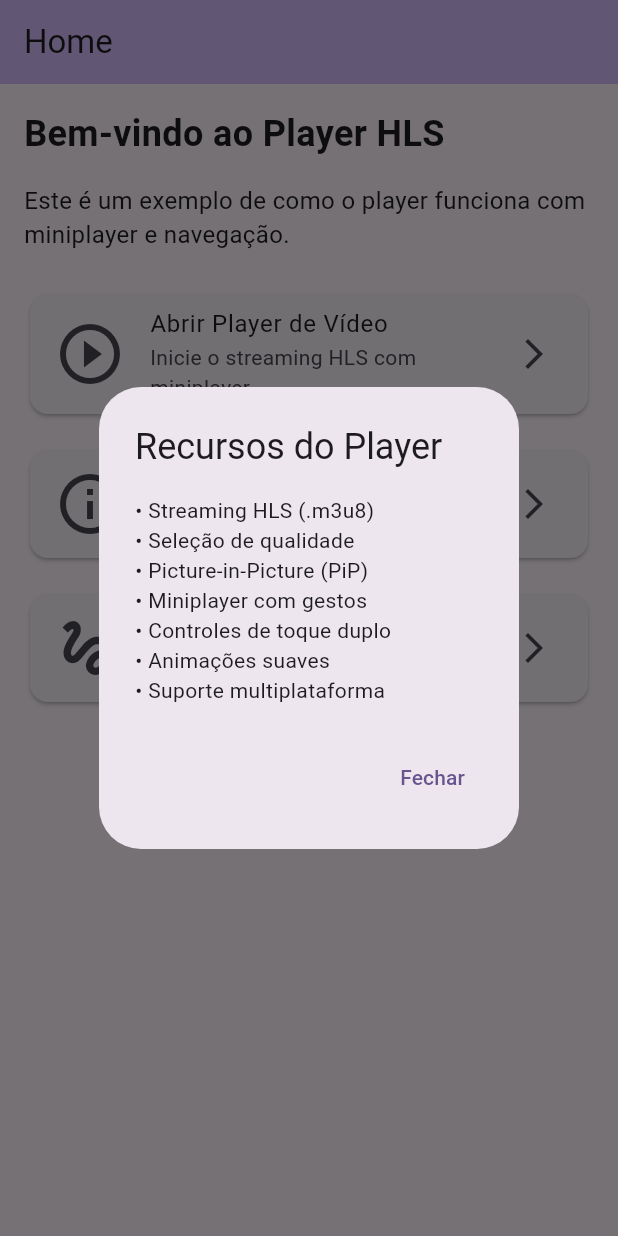
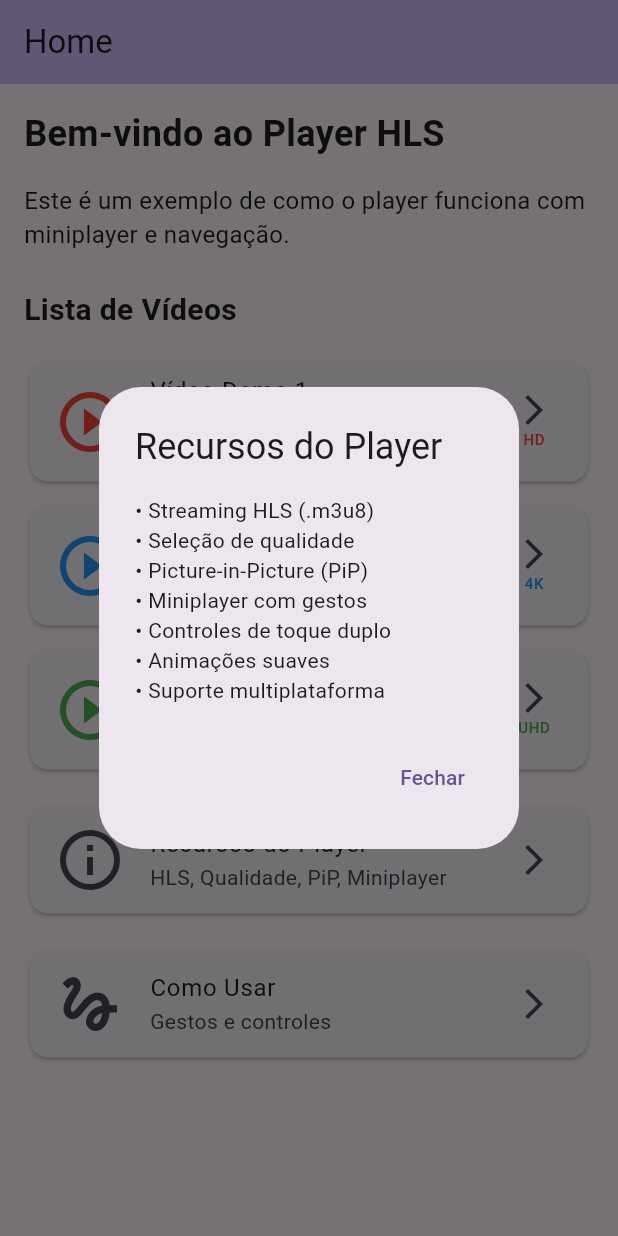
Before and after one commit to OrlandoEduardo101/poc_m3u8, a Flutter app: the screen it shows after launch, after a tap on "Recursos do Player", on a phone screen of 412 x 824 dp. Run offline on Flutter 3.47's test engine with Material 3 defaults, Android fonts, the phone set to English and light mode, and no system bars; missing offline and left inert: m3u8_player_plus.

Commit message:
Enhance video player functionality: add shared video player widget, update UI for video list, and improve state management for video titles in player.

```diff
--- a/lib/pages/home_page.dart
+++ b/lib/pages/home_page.dart
@@ -23,14 +23,70 @@ class HomePage extends StatelessWidget {
                 style: TextStyle(fontSize: 16),
               ),
               const SizedBox(height: 24),
+              const Text('Lista de Vídeos', style: TextStyle(fontSize: 20, fontWeight: FontWeight.bold)),
+              const SizedBox(height: 16),
               Card(
                 child: ListTile(
-                  leading: const Icon(Icons.play_circle_outline, size: 48),
-                  title: const Text('Abrir Player de Vídeo'),
-                  subtitle: const Text('Inicie o streaming HLS com miniplayer'),
-                  trailing: const Icon(Icons.arrow_forward_ios),
+                  leading: const Icon(Icons.play_circle_outline, size: 48, color: Colors.red),
+                  title: const Text('Vídeo Demo 1'),
+                  subtitle: const Text('Exemplo de streaming HLS - Qualidade HD • 15:30'),
+                  trailing: const Column(
+                    mainAxisAlignment: MainAxisAlignment.center,
+                    children: [
+                      Icon(Icons.arrow_forward_ios),
+                      Text('HD', style: TextStyle(fontSize: 10, color: Colors.red)),
+                    ],
+                  ),
                   onTap: () {
-                    Navigator.push(context, MaterialPageRoute(builder: (context) => const VideoScreen()));
+                    _openVideoPlayer(
+                      context,
+                      'Vídeo Demo 1',
+                      'https://vz-d6522dee-d49.b-cdn.net/9ee486e7-76c6-40bc-b810-b8882047cead/playlist.m3u8?video=1',
+                    );
+                  },
+                ),
+              ),
+              const SizedBox(height: 8),
+              Card(
+                child: ListTile(
+                  leading: const Icon(Icons.play_circle_outline, size: 48, color: Colors.blue),
+                  title: const Text('Vídeo Demo 2'),
+                  subtitle: const Text('Streaming de alta qualidade - Múltiplas resoluções • 22:45'),
+                  trailing: const Column(
+                    mainAxisAlignment: MainAxisAlignment.center,
+                    children: [
+                      Icon(Icons.arrow_forward_ios),
+                      Text('4K', style: TextStyle(fontSize: 10, color: Colors.blue)),
+                    ],
+                  ),
+                  onTap: () {
+                    _openVideoPlayer(
+                      context,
+                      'Vídeo Demo 2',
+                      'https://vz-d6522dee-d49.b-cdn.net/9ee486e7-76c6-40bc-b810-b8882047cead/playlist.m3u8?video=2',
+                    );
+                  },
+                ),
+              ),
+              const SizedBox(height: 8),
+              Card(
+                child: ListTile(
+                  leading: const Icon(Icons.play_circle_outline, size: 48, color: Colors.green),
+                  title: const Text('Vídeo Demo 3'),
+                  subtitle: const Text('Conteúdo adaptativo HLS - Experiência premium • 08:12'),
+                  trailing: const Column(
+                    mainAxisAlignment: MainAxisAlignment.center,
+                    children: [
+                      Icon(Icons.arrow_forward_ios),
+                      Text('UHD', style: TextStyle(fontSize: 10, color: Colors.green)),
+                    ],
+                  ),
+                  onTap: () {
+                    _openVideoPlayer(
+                      context,
+                      'Vídeo Demo 3',
+                      'https://vz-d6522dee-d49.b-cdn.net/9ee486e7-76c6-40bc-b810-b8882047cead/playlist.m3u8?video=3',
+                    );
                   },
                 ),
               ),
@@ -90,7 +146,11 @@ class HomePage extends StatelessWidget {
                           const SizedBox(height: 8),
                           ElevatedButton.icon(
                             onPressed: () {
-                              Navigator.push(context, MaterialPageRoute(builder: (context) => const VideoScreen()));
+                              _openVideoPlayer(
+                                context,
+                                'Vídeo atual',
+                                'https://vz-d6522dee-d49.b-cdn.net/9ee486e7-76c6-40bc-b810-b8882047cead/playlist.m3u8',
+                              );
                             },
                             icon: const Icon(Icons.play_arrow),
                             label: const Text('Voltar ao Player'),
@@ -106,6 +166,19 @@ class HomePage extends StatelessWidget {
           ),
           const MiniPlayer(),
         ],
+      ),
+    );
+  }
+
+  void _openVideoPlayer(BuildContext context, String videoTitle, String videoUrl) {
+    // Atualiza o controller com o novo vídeo
+    final videoController = VideoPlayerInheritedWidget.of(context)!.videoController;
+    videoController.updatePlayerConfig(newUrl: videoUrl, videoTitle: videoTitle);
+
+    Navigator.push(
+      context,
+      MaterialPageRoute(
+        builder: (context) => VideoScreen(videoTitle: videoTitle, videoUrl: videoUrl),
       ),
     );
   }
--- a/lib/state_management/video_controller.dart
+++ b/lib/state_management/video_controller.dart
@@ -9,6 +9,7 @@ class VideoState {
   final Duration position;
   final Duration duration;
   final bool isFullscreen;
+  final String currentVideoTitle;
 
   const VideoState({
     this.playerConfig,
@@ -18,6 +19,7 @@ class VideoState {
     this.position = Duration.zero,
     this.duration = Duration.zero,
     this.isFullscreen = false,
+    this.currentVideoTitle = 'Stream HLS',
   });
 
   VideoState copyWith({
@@ -28,6 +30,7 @@ class VideoState {
     Duration? position,
     Duration? duration,
     bool? isFullscreen,
+    String? currentVideoTitle,
   }) {
     return VideoState(
       playerConfig: playerConfig ?? this.playerConfig,
@@ -37,6 +40,7 @@ class VideoState {
       position: position ?? this.position,
       duration: duration ?? this.duration,
       isFullscreen: isFullscreen ?? this.isFullscreen,
+      currentVideoTitle: currentVideoTitle ?? this.currentVideoTitle,
     );
   }
 }
@@ -114,7 +118,7 @@ class VideoController {
   }
 
   // Recreate player config with new URL or settings
-  void updatePlayerConfig({String? newUrl, bool? autoPlay, PlayerTheme? theme}) {
+  void updatePlayerConfig({String? newUrl, bool? autoPlay, PlayerTheme? theme, String? videoTitle}) {
     final currentConfig = _state.value.playerConfig;
     if (currentConfig != null) {
       final newPlayerConfig = PlayerConfig(
@@ -135,7 +139,7 @@ class VideoController {
         hlsUrl = newUrl;
       }
 
-      _updateState(_state.value.copyWith(playerConfig: newPlayerConfig));
+      _updateState(_state.value.copyWith(playerConfig: newPlayerConfig, currentVideoTitle: videoTitle));
     }
   }
 
--- a/lib/widgets/custom_video_player.dart
+++ b/lib/widgets/custom_video_player.dart
@@ -1,6 +1,6 @@
 import 'package:flutter/material.dart';
-import 'package:m3u8_player_plus/m3u8_player_plus.dart';
 import '../video_player_provider.dart';
+import 'shared_video_player.dart';
 
 class CustomVideoPlayer extends StatefulWidget {
   final Function(bool) setMinimized;
@@ -35,7 +35,7 @@ class _CustomVideoPlayerState extends State<CustomVideoPlayer> {
             fit: StackFit.expand,
             children: [
               // M3U8 Player Widget
-              M3u8PlayerWidget(config: videoState.playerConfig!),
+              SharedVideoPlayerWidget(config: videoState.playerConfig!, isMinimized: false),
 
               // Gesture detector for swipe to minimize
               GestureDetector(
--- a/lib/widgets/mini_player.dart
+++ b/lib/widgets/mini_player.dart
@@ -1,6 +1,6 @@
 import 'package:flutter/material.dart';
-import 'package:m3u8_player_plus/m3u8_player_plus.dart';
 import '../video_player_provider.dart';
+import 'shared_video_player.dart';
 
 class MiniPlayer extends StatefulWidget {
   const MiniPlayer({super.key});
@@ -31,8 +31,8 @@ class _MiniPlayerState extends State<MiniPlayer> {
 
         return Positioned(
           bottom: 16,
-          left: 16,
-          right: 16,
+          left: 20,
+          right: 20,
           child: GestureDetector(
             onTap: () {
               final videoController = VideoPlayerInheritedWidget.of(context)!.videoController;
@@ -67,53 +67,73 @@ class _MiniPlayerState extends State<MiniPlayer> {
               elevation: 8,
               borderRadius: BorderRadius.circular(12),
               child: Container(
-                padding: const EdgeInsets.all(8),
+                padding: const EdgeInsets.symmetric(horizontal: 8, vertical: 6),
                 decoration: BoxDecoration(
                   color: Theme.of(context).colorScheme.surface,
                   borderRadius: BorderRadius.circular(12),
                 ),
                 child: Row(
                   children: [
-                    // Mini video preview
-                    Container(
-                      width: 160,
-                      height: 90,
+                    // Mini video preview - usando Flexible para permitir redimensionamento
+                    Flexible(
+                      flex: 0,
+                      child: Container(
+                        width: 120,
+                        height: 68,
                         decoration: BoxDecoration(color: Colors.black, borderRadius: BorderRadius.circular(8)),
                         child: videoState.playerConfig != null
-                          ? ClipRRect(
-                              borderRadius: BorderRadius.circular(8),
-                              child: SizedBox(
-                                width: 160,
-                                height: 90,
-                                child: M3u8PlayerWidget(config: videoState.playerConfig!),
+                            ? IgnorePointer(
+                                child: SharedVideoPlayerWidget(config: videoState.playerConfig!, isMinimized: true),
+                              )
+                            : const Icon(Icons.play_circle_outline, color: Colors.white, size: 30),
                       ),
-                            )
-                          : const Icon(Icons.play_circle_outline, color: Colors.white),
                     ),
-                    const SizedBox(width: 12),
-                    const Expanded(
+                    const SizedBox(width: 8),
+                    Expanded(
                       child: Column(
                         crossAxisAlignment: CrossAxisAlignment.start,
                         mainAxisSize: MainAxisSize.min,
                         children: [
-                          Text('Stream HLS', style: TextStyle(fontWeight: FontWeight.bold)),
-                          Text('Tocando agora...', style: TextStyle(fontSize: 12, color: Colors.grey)),
+                          Text(
+                            videoState.currentVideoTitle,
+                            style: const TextStyle(fontWeight: FontWeight.bold, fontSize: 13),
+                            overflow: TextOverflow.ellipsis,
+                            maxLines: 1,
+                          ),
+                          Text(
+                            'Tocando agora...',
+                            style: const TextStyle(fontSize: 10, color: Colors.grey),
+                            overflow: TextOverflow.ellipsis,
+                            maxLines: 1,
+                          ),
                         ],
                       ),
                     ),
-                    IconButton(
+                    SizedBox(
+                      width: 40,
+                      height: 40,
+                      child: IconButton(
+                        iconSize: 20,
+                        padding: EdgeInsets.zero,
                         icon: Icon(videoState.isPlaying ? Icons.pause : Icons.play_arrow),
                         onPressed: () {
                           final videoController = VideoPlayerInheritedWidget.of(context)!.videoController;
                           videoController.setPlaying(!videoState.isPlaying);
                         },
                       ),
-                    IconButton(
+                    ),
+                    SizedBox(
+                      width: 40,
+                      height: 40,
+                      child: IconButton(
+                        iconSize: 18,
+                        padding: EdgeInsets.zero,
                         icon: const Icon(Icons.close),
                         onPressed: () {
                           final videoController = VideoPlayerInheritedWidget.of(context)!.videoController;
                           videoController.setMinimized(false);
                         },
+                      ),
                     ),
                   ],
                 ),
```
Also changed, not shown: lib/pages/video_screen.dart (+17 -5 lines), lib/widgets/shared_video_player.dart (added, +34 -0 lines). Lines whose indentation alone changed are shown as unchanged.
